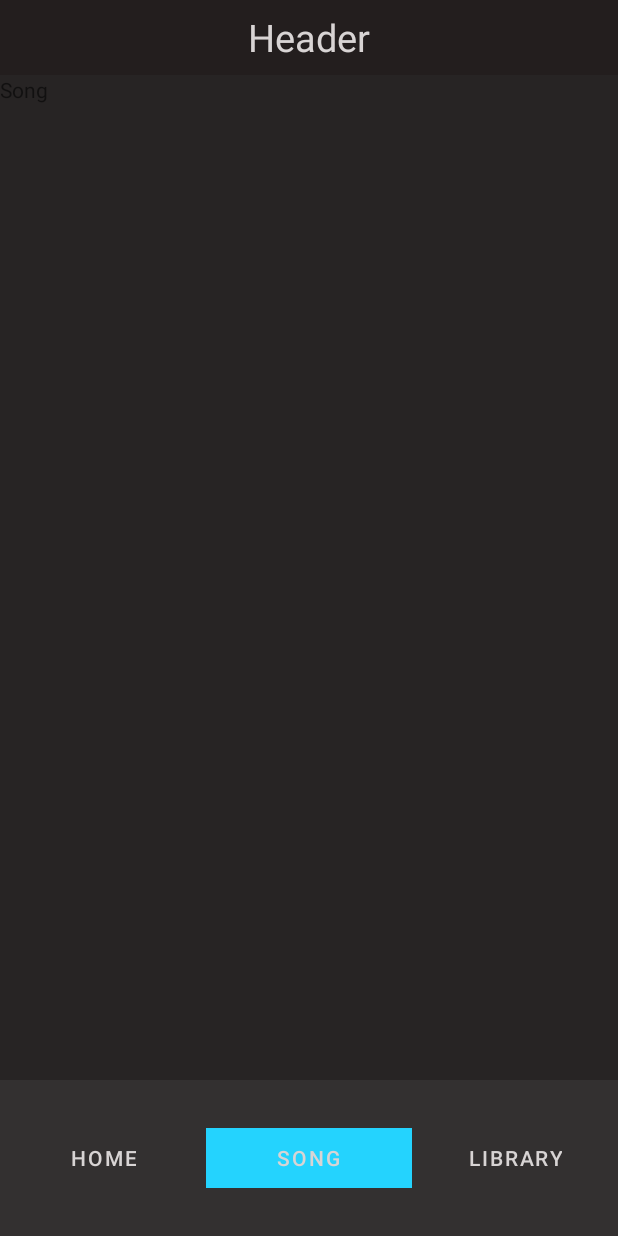
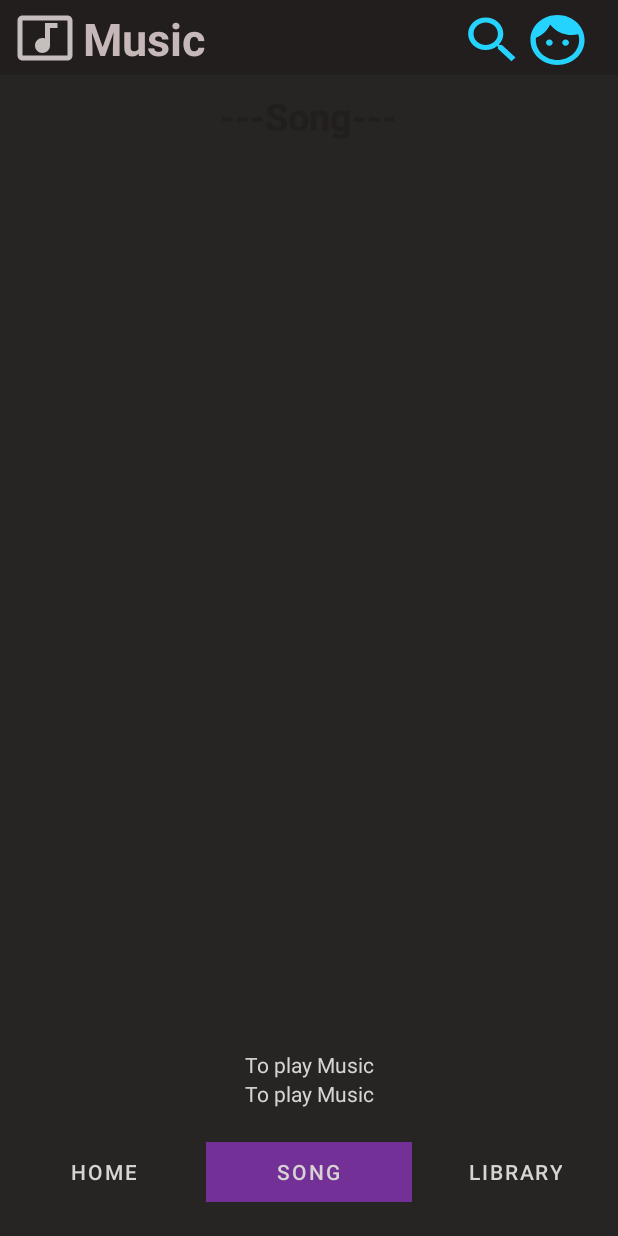
Before and after one commit to trungdongphuoca/MusicApp, an Android app: the screen it shows after launch once a user with an empty profile is signed in (MainActivity), item 2 of the bottom bar chosen, on a phone screen of 412 x 824 dp. Run offline under Robolectric (Android 15) with nearby library versions, the phone set to English and light mode, and no system bars; our stand-ins replace Firebase (no records; nobody signed in at launch, a user with empty details on screens opened directly).

Commit message:
add fragment into tab

```diff
--- /dev/null
+++ b/app/src/main/java/tdtu/finalapp/musicapp/Adapter/MyAdapter.java
@@ -0,0 +1,4 @@
+package tdtu.finalapp.musicapp.Adapter;
+
+public class MyAdapter {
+}
--- a/app/src/main/java/tdtu/finalapp/musicapp/Fragment/SongFragment.java
+++ b/app/src/main/java/tdtu/finalapp/musicapp/Fragment/SongFragment.java
@@ -55,6 +55,7 @@ public class SongFragment extends Fragment {
             mParam1 = getArguments().getString(ARG_PARAM1);
             mParam2 = getArguments().getString(ARG_PARAM2);
         }
+
     }
 
     @Override
--- /dev/null
+++ b/app/src/main/res/drawable/ic_baseline.xml
@@ -0,0 +1,5 @@
+<vector android:height="24dp" android:tint="#C6BDBD"
+    android:viewportHeight="24" android:viewportWidth="24"
+    android:width="24dp" xmlns:android="http://schemas.android.com/apk/res/android">
+    <path android:fillColor="@android:color/white" android:pathData="M21,3L3,3c-1.1,0 -2,0.9 -2,2v14c0,1.1 0.9,2 2,2h18c1.1,0 2,-0.9 2,-2L23,5c0,-1.1 -0.9,-2 -2,-2zM21,19L3,19L3,5h18v14zM8,15c0,-1.66 1.34,-3 3,-3 0.35,0 0.69,0.07 1,0.18L12,6h5v2h-3v7.03c-0.02,1.64 -1.35,2.97 -3,2.97 -1.66,0 -3,-1.34 -3,-3z"/>
+</vector>
--- /dev/null
+++ b/app/src/main/res/drawable/ic_baseline_face_24.xml
@@ -0,0 +1,5 @@
+<vector android:height="24dp" android:tint="#D5D1D1"
+    android:viewportHeight="24" android:viewportWidth="24"
+    android:width="24dp" xmlns:android="http://schemas.android.com/apk/res/android">
+    <path android:fillColor="@android:color/white" android:pathData="M9,11.75c-0.69,0 -1.25,0.56 -1.25,1.25s0.56,1.25 1.25,1.25 1.25,-0.56 1.25,-1.25 -0.56,-1.25 -1.25,-1.25zM15,11.75c-0.69,0 -1.25,0.56 -1.25,1.25s0.56,1.25 1.25,1.25 1.25,-0.56 1.25,-1.25 -0.56,-1.25 -1.25,-1.25zM12,2C6.48,2 2,6.48 2,12s4.48,10 10,10 10,-4.48 10,-10S17.52,2 12,2zM12,20c-4.41,0 -8,-3.59 -8,-8 0,-0.29 0.02,-0.58 0.05,-0.86 2.36,-1.05 4.23,-2.98 5.21,-5.37C11.07,8.33 14.05,10 17.42,10c0.78,0 1.53,-0.09 2.25,-0.26 0.21,0.71 0.33,1.47 0.33,2.26 0,4.41 -3.59,8 -8,8z"/>
+</vector>
--- /dev/null
+++ b/app/src/main/res/drawable/ic_baseline_search_24.xml
@@ -0,0 +1,5 @@
+<vector android:height="24dp" android:tint="#D5D1D1"
+    android:viewportHeight="24" android:viewportWidth="24"
+    android:width="24dp" xmlns:android="http://schemas.android.com/apk/res/android">
+    <path android:fillColor="#FFFFFF" android:pathData="M15.5,14h-0.79l-0.28,-0.27C15.41,12.59 16,11.11 16,9.5 16,5.91 13.09,3 9.5,3S3,5.91 3,9.5 5.91,16 9.5,16c1.61,0 3.09,-0.59 4.23,-1.57l0.27,0.28v0.79l5,4.99L20.49,19l-4.99,-5zM9.5,14C7.01,14 5,11.99 5,9.5S7.01,5 9.5,5 14,7.01 14,9.5 11.99,14 9.5,14z"/>
+</vector>
--- a/app/src/main/res/layout/activity_main.xml
+++ b/app/src/main/res/layout/activity_main.xml
@@ -9,43 +9,88 @@
     tools:context=".MainPackage.MainActivity">
 
     <LinearLayout
+        android:id="@+id/header"
         android:layout_width="match_parent"
         android:layout_height="50dp"
-        android:id="@+id/header"
-        android:orientation="vertical"
         android:background="@color/black"
-        android:gravity="center"
-        >
+        android:gravity="start"
+        android:orientation="horizontal">
+
+        <ImageView
+            android:layout_width="40dp"
+            android:layout_height="40dp"
+            android:layout_marginStart="10dp"
+            android:layout_marginTop="5dp"
+            android:src="@drawable/ic_baseline" />
 
         <TextView
             android:id="@+id/textView"
-            android:layout_width="match_parent"
+            android:layout_width="wrap_content"
             android:layout_height="wrap_content"
-            android:text="Header"
+            android:layout_marginStart="5dp"
+            android:layout_marginTop="5dp"
+            android:text="Music"
             android:textAlignment="center"
-            android:textSize="25dp"
-            android:textColor="@color/white"
+            android:textColor="#C6B8B8"
+            android:textSize="30dp"
+            android:textStyle="bold" />
+
+        <Button
+            android:layout_width="43dp"
+            android:layout_height="40dp"
+            android:layout_marginStart="170dp"
+            android:background="@drawable/ic_baseline_search_24"
+            android:backgroundTint="#000"
+            android:id="@+id/SearchBtn"
             />
+
+        <Button
+            android:layout_width="43dp"
+            android:layout_height="40dp"
+            android:layout_marginEnd="10dp"
+            android:background="@drawable/ic_baseline_face_24"
+            android:id="@+id/UserBtn"/>
     </LinearLayout>
 
     <androidx.viewpager.widget.ViewPager
+        android:id="@+id/viewPage"
         android:layout_width="match_parent"
-        android:layout_height="670dp"
-        android:id="@+id/viewPage"
+        android:layout_height="650dp"
         android:layout_below="@+id/header" />
 
+    <LinearLayout
+        android:layout_width="match_parent"
+        android:layout_height="wrap_content"
+        android:id="@+id/PlayMusic"
+        android:orientation="vertical"
+        android:layout_below="@+id/viewPage">
+
+        <TextView
+            android:layout_width="match_parent"
+            android:layout_height="wrap_content"
+            android:text="To play Music"
+            android:textAlignment="center"
+            android:textColor="@color/white" />
+        <TextView
+            android:layout_width="match_parent"
+            android:layout_height="wrap_content"
+            android:text="To play Music"
+            android:textColor="@color/white"
+            android:textAlignment="center"/>
+    </LinearLayout>
+
     <com.google.android.material.tabs.TabLayout
+        android:id="@+id/tab_layout"
         android:layout_width="match_parent"
-        android:layout_height="match_parent"
-        android:layout_below="@+id/viewPage"
-        android:id="@+id/tab_layout"
-        android:background="#333030"
+        android:layout_height="wrap_content"
+        android:layout_below="@+id/PlayMusic"
+        android:layout_alignParentBottom="true"
+        android:background="#272424"
+        app:tabIndicatorColor="#733097"
         app:tabIndicatorFullWidth="true"
         app:tabIndicatorGravity="center"
-        app:tabTextColor="@color/white"
         app:tabIndicatorHeight="40dp"
-        app:tabIndicatorColor="@color/my_primary"
-        />
+        app:tabTextColor="@color/white" />
 
 
 
--- a/app/src/main/res/layout/fragment_home.xml
+++ b/app/src/main/res/layout/fragment_home.xml
@@ -9,7 +9,9 @@
     <TextView
         android:layout_width="match_parent"
         android:layout_height="match_parent"
-        android:text="Hello Home"
-        android:textAlignment="center"/>
+        android:text="Hello andd roi by Trung designing."
+        android:layout_marginTop="300dp"
+        android:textAlignment="center"
+        android:textSize="50dp"/>
 
 </FrameLayout>
--- a/app/src/main/res/layout/fragment_song.xml
+++ b/app/src/main/res/layout/fragment_song.xml
@@ -6,9 +6,39 @@
     tools:context=".Fragment.SongFragment">
 
     <!-- TODO: Update blank fragment layout -->
-    <TextView
-        android:layout_width="match_parent"
-        android:layout_height="match_parent"
-        android:text="Song" />
+   <RelativeLayout
+       android:layout_width="match_parent"
+       android:layout_height="match_parent">
+
+       <TextView
+           android:layout_width="wrap_content"
+           android:layout_height="wrap_content"
+           android:textColor="@color/black"
+           android:text="---Song---"
+           android:textSize="25dp"
+           android:textStyle="bold"
+           android:padding="10dp"
+           android:layout_centerHorizontal="true"
+           android:id="@+id/songsText"
+           />
+       <TextView
+           android:layout_width="wrap_content"
+           android:layout_height="wrap_content"
+           android:text="No song in phone"
+           android:id="@+id/noSongText"
+           android:layout_centerHorizontal="true"
+           android:visibility="gone"
+           />
+
+       <androidx.recyclerview.widget.RecyclerView
+           android:id="@+id/RecycleViewSong"
+           android:layout_width="match_parent"
+           android:layout_height="wrap_content"
+           android:layout_below="@+id/songsText"
+            tools:listitem="@layout/list_songs"
+           />
+
+
+   </RelativeLayout>
 
 </FrameLayout>
--- a/app/src/main/res/values/colors.xml
+++ b/app/src/main/res/values/colors.xml
@@ -5,4 +5,6 @@
     <color name="teal_700">#FF018786</color>
     <color name="black">#231E1E</color>
     <color name="white">#D8D4D4</color>
+
+    <color name="underline">#D8D6D6</color>
 </resources>
--- a/app/src/main/res/values/themes.xml
+++ b/app/src/main/res/values/themes.xml
@@ -13,4 +13,9 @@
         <item name="android:statusBarColor">@color/my_primary</item>
         <!-- Customize your theme here. -->
     </style>
+    <style name="RoundCorner" parent="">
+        <item name="cornerFamily">rounded</item>
+        <item name="cornerSize">10dp</item>
+        <item name="color">@color/white</item>
+    </style>
 </resources>
```
Also changed, not shown: app/src/main/res/layout/list_songs.xml (added, +44 -0 lines).
